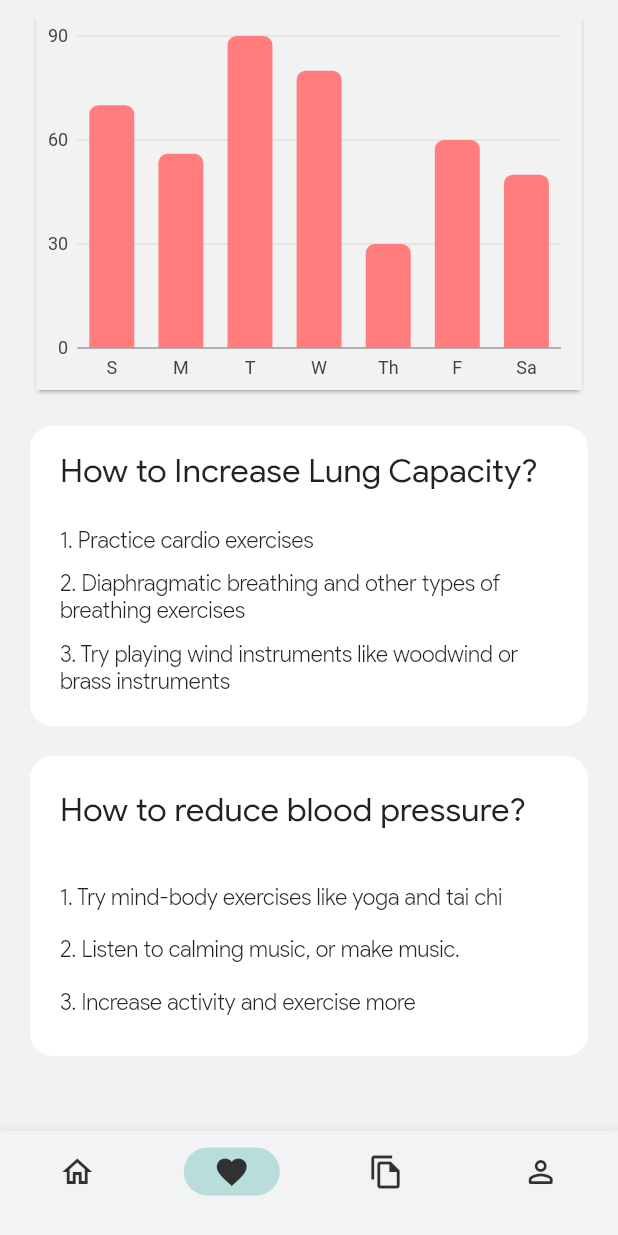
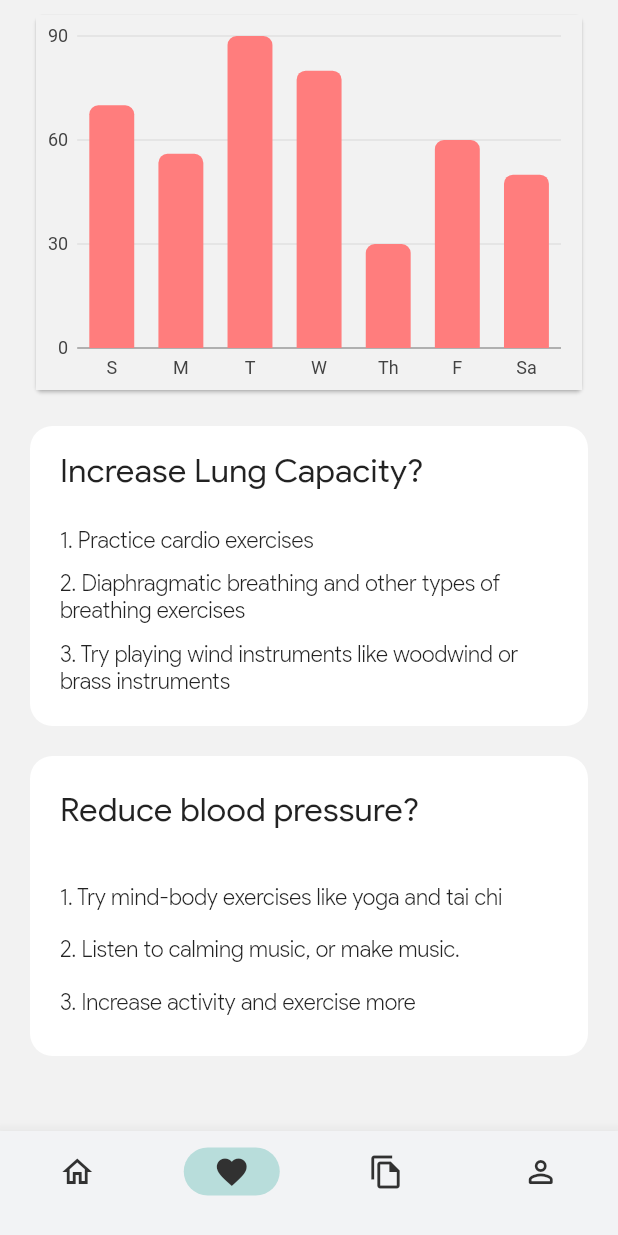
Before and after one commit to Jxhan11/UniMed, a Flutter app: the screen it shows after launch, item 2 of the bottom bar chosen, scrolled down 224 dp, on a phone screen of 412 x 824 dp. Run offline on Flutter 3.47's test engine with Material 2 defaults, Android fonts, the phone set to English and light mode, and no system bars; our stand-ins replace charts_flutter, custom_sliding_segmented_control, fluttertoast, google_nav_bar, lottie, youtube_player_flutter; missing offline and left inert: sliding_switch; network calls fail.

Commit message:
DDE: Heading issue for llungs done

```diff
--- a/lib/Pages/healthPage.dart
+++ b/lib/Pages/healthPage.dart
@@ -522,7 +522,7 @@ class _TipsBoxState extends State<TipsBox> {
             Align(
               alignment: Alignment.centerLeft,
               child: Text(
-                'How to Increase Lung Capacity?',
+                'Increase Lung Capacity?',
                 style: TextStyle(fontFamily: "PSL", fontSize: 22),
               ),
             ),
@@ -587,7 +587,7 @@ class _BloodPressureBoxState extends State<BloodPressureBox> {
             Align(
               alignment: Alignment.centerLeft,
               child: Text(
-                'How to reduce blood pressure?',
+                'Reduce blood pressure?',
                 style: TextStyle(fontFamily: "PSL", fontSize: 22),
               ),
             ),
```
